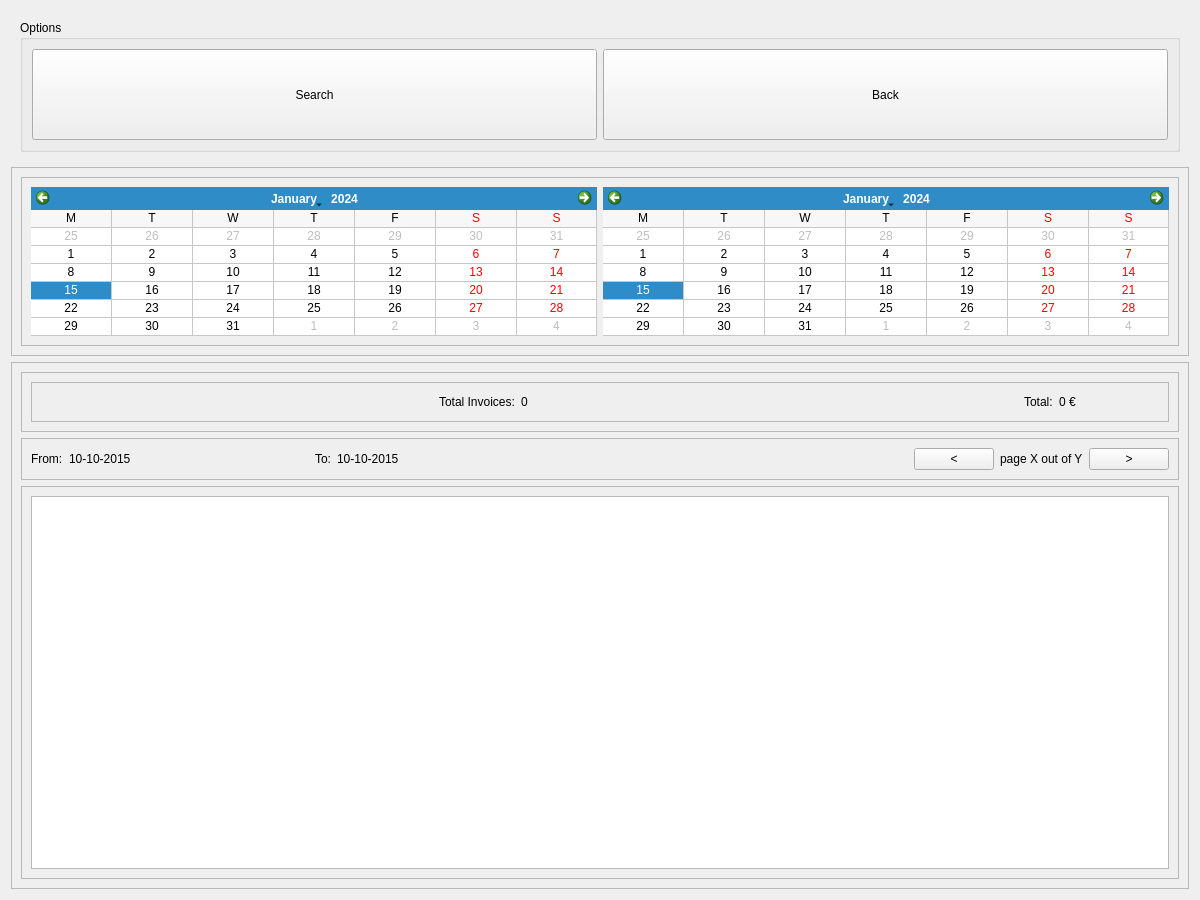
Old version of the form penyamanager/invoicelistwindow.ui in the repository eguzki/penyamanager.
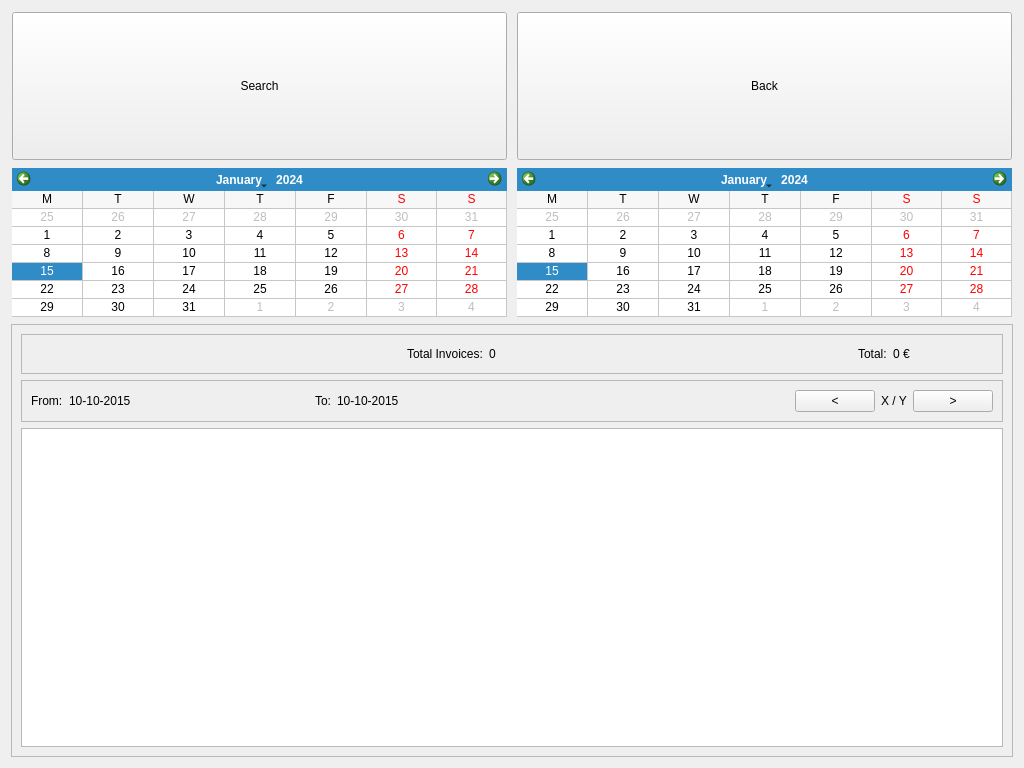
New version of the form.

```diff
--- a/penyamanager/invoicelistwindow.ui
+++ b/penyamanager/invoicelistwindow.ui
@@ -6,14 +6,20 @@
    <rect>
     <x>0</x>
     <y>0</y>
-    <width>1200</width>
-    <height>900</height>
+    <width>1024</width>
+    <height>768</height>
    </rect>
   </property>
   <property name="minimumSize">
    <size>
-    <width>1200</width>
-    <height>900</height>
+    <width>1024</width>
+    <height>768</height>
+   </size>
+  </property>
+  <property name="maximumSize">
+   <size>
+    <width>1024</width>
+    <height>768</height>
    </size>
   </property>
   <property name="windowTitle">
@@ -34,13 +40,22 @@
        <height>150</height>
       </size>
      </property>
-     <layout class="QHBoxLayout" name="horizontalLayout">
-      <item>
-       <widget class="QGroupBox" name="optionsGroupBox">
-        <property name="title">
-         <string>Options</string>
-        </property>
-        <layout class="QHBoxLayout" name="horizontalLayout_2">
+     <layout class="QHBoxLayout" name="horizontalLayout_3">
+      <property name="spacing">
+       <number>10</number>
+      </property>
+      <property name="leftMargin">
+       <number>1</number>
+      </property>
+      <property name="topMargin">
+       <number>1</number>
+      </property>
+      <property name="rightMargin">
+       <number>1</number>
+      </property>
+      <property name="bottomMargin">
+       <number>1</number>
+      </property>
          <item>
           <widget class="QPushButton" name="searchPushButton">
            <property name="sizePolicy">
@@ -70,33 +85,30 @@
         </layout>
        </widget>
       </item>
-     </layout>
-    </widget>
-   </item>
    <item>
-    <widget class="QFrame" name="searchFrame">
+    <widget class="QWidget" name="searchWidget" native="true">
      <property name="sizePolicy">
       <sizepolicy hsizetype="Preferred" vsizetype="Fixed">
        <horstretch>0</horstretch>
        <verstretch>0</verstretch>
       </sizepolicy>
      </property>
-     <property name="frameShape">
-      <enum>QFrame::StyledPanel</enum>
-     </property>
-     <property name="frameShadow">
-      <enum>QFrame::Raised</enum>
-     </property>
-     <layout class="QVBoxLayout" name="verticalLayout_3">
-      <item>
-       <widget class="QFrame" name="dateFrame">
-        <property name="frameShape">
-         <enum>QFrame::StyledPanel</enum>
-        </property>
-        <property name="frameShadow">
-         <enum>QFrame::Raised</enum>
-        </property>
-        <layout class="QHBoxLayout" name="horizontalLayout_6">
+     <layout class="QHBoxLayout" name="horizontalLayout">
+      <property name="spacing">
+       <number>10</number>
+      </property>
+      <property name="leftMargin">
+       <number>1</number>
+      </property>
+      <property name="topMargin">
+       <number>1</number>
+      </property>
+      <property name="rightMargin">
+       <number>1</number>
+      </property>
+      <property name="bottomMargin">
+       <number>1</number>
+      </property>
          <item>
           <widget class="QCalendarWidget" name="fromCalendarWidget">
            <property name="gridVisible">
@@ -126,9 +138,6 @@
         </layout>
        </widget>
       </item>
-     </layout>
-    </widget>
-   </item>
    <item>
     <widget class="QFrame" name="resultsFrame">
      <property name="frameShape">
@@ -139,15 +148,6 @@
      </property>
      <layout class="QVBoxLayout" name="verticalLayout_4">
       <item>
-       <widget class="QFrame" name="infoFrame">
-        <property name="frameShape">
-         <enum>QFrame::StyledPanel</enum>
-        </property>
-        <property name="frameShadow">
-         <enum>QFrame::Raised</enum>
-        </property>
-        <layout class="QVBoxLayout" name="verticalLayout_5">
-         <item>
           <widget class="QFrame" name="totalInvoicesFrame">
            <property name="frameShape">
             <enum>QFrame::StyledPanel</enum>
@@ -237,9 +237,6 @@
            </layout>
           </widget>
          </item>
-        </layout>
-       </widget>
-      </item>
       <item>
        <widget class="QFrame" name="pagingFrame">
         <property name="frameShape">
@@ -340,7 +337,7 @@
          <item>
           <widget class="QLabel" name="pageInfoLabel">
            <property name="text">
-            <string>page X out of Y</string>
+            <string notr="true">X / Y</string>
            </property>
           </widget>
          </item>
@@ -355,15 +352,6 @@
        </widget>
       </item>
       <item>
-       <widget class="QFrame" name="invoiceFrame">
-        <property name="frameShape">
-         <enum>QFrame::StyledPanel</enum>
-        </property>
-        <property name="frameShadow">
-         <enum>QFrame::Raised</enum>
-        </property>
-        <layout class="QVBoxLayout" name="verticalLayout_6">
-         <item>
           <widget class="QTableWidget" name="invoicesTableWidget">
            <property name="editTriggers">
             <set>QAbstractItemView::NoEditTriggers</set>
@@ -377,9 +365,12 @@
            <attribute name="verticalHeaderVisible">
             <bool>false</bool>
            </attribute>
-          </widget>
-         </item>
-        </layout>
+        <attribute name="verticalHeaderDefaultSectionSize">
+         <number>50</number>
+        </attribute>
+        <attribute name="verticalHeaderMinimumSectionSize">
+         <number>50</number>
+        </attribute>
        </widget>
       </item>
      </layout>
```
Lines whose indentation alone changed are shown as unchanged.
